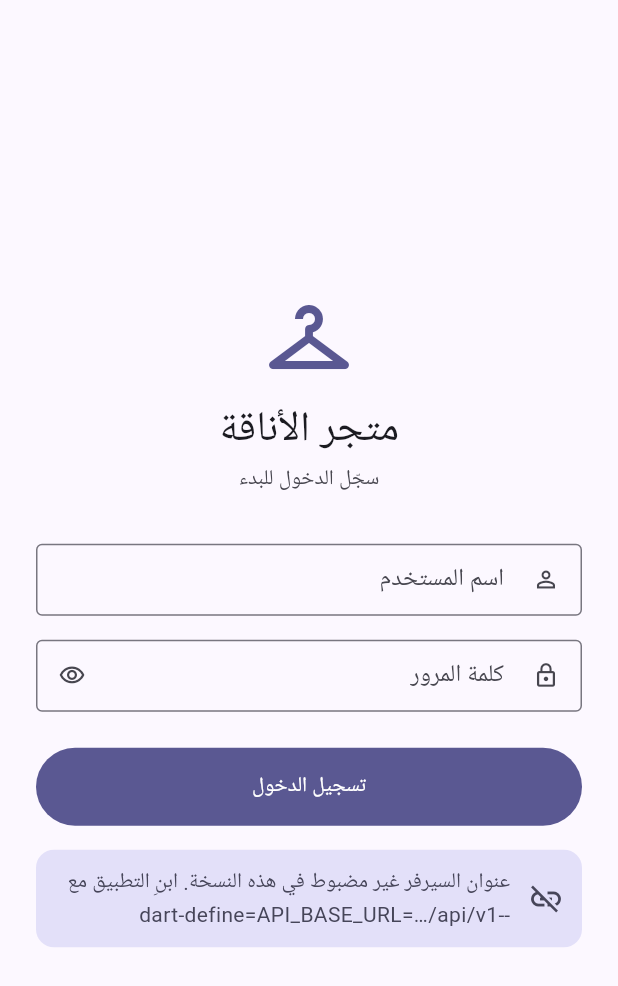
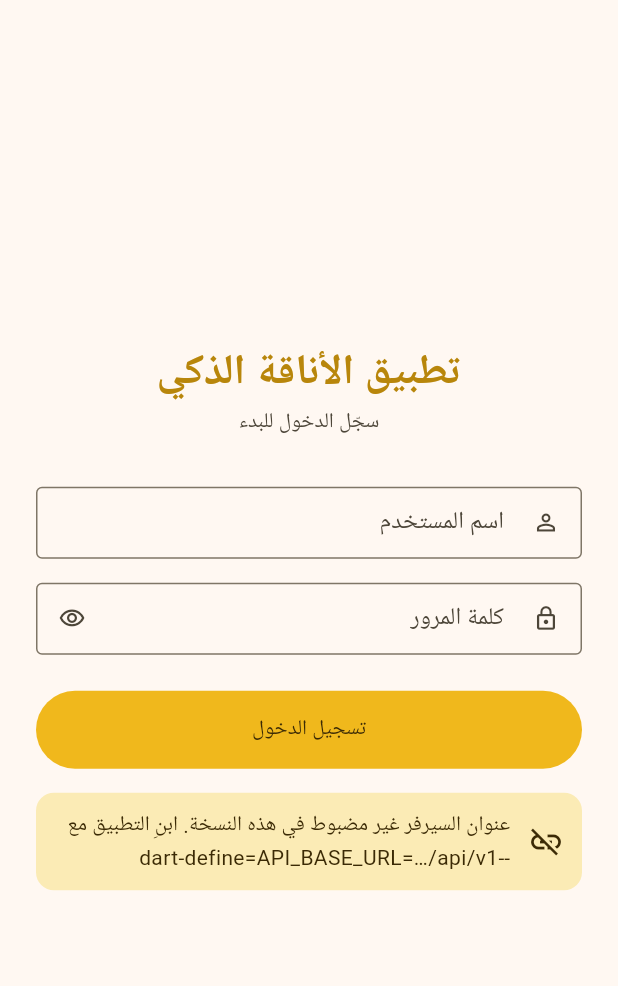
Before and after one commit to Baraaelh/Clothing-store_App, a Flutter app: the screen it shows after launch, on a phone screen of 412 x 824 dp. Shown: the top 986 px of the screen. Run offline on Flutter 3.47's test engine with Material 3 defaults, Android fonts, the phone set to English and light mode, and no system bars; our stand-ins replace connectivity_plus, dio, equatable, flutter_bloc, flutter_secure_storage, get_it and 1 more; accounts and stored records are empty.

Commit message:
feat(theme): yellow-gold brand colors matching the online store
- AppColors mirrors the storefront :root tokens: accent #F0B81C with dark
  text #3B2A05 on it (7.6:1), name gold #B8860B, small-text gold #94702F.
- Filled buttons, FAB, selected chips and navigation use the accent; text and
  outlined buttons and spinners use the darker gold, since yellow text is not
  readable on white.
- Login shows the app name in gold instead of a generic clothing icon.

Co-Authored-By: Claude Opus 5.5 <noreply@anthropic.com>
Claude-Session: https://claude.ai/code/session_01KtkFBkjS1KB7HStGRU224Y

```diff
--- a/lib/app/theme.dart
+++ b/lib/app/theme.dart
@@ -1,11 +1,37 @@
 import 'package:flutter/material.dart';
 
+/// ألوان الهوية، نفس متغيرات `:root` في المتجر الإلكتروني (live-store.css).
+abstract final class AppColors {
+  /// الأصفر الذهبي الأساسي: الأزرار والعناصر المختارة.
+  static const accent = Color(0xFFF0B81C);
+  static const accentLight = Color(0xFFF8D548);
+
+  /// لون الضغط/التمرير على الأصفر.
+  static const accentDark = Color(0xFFDCA312);
+
+  /// الكلام فوق الأصفر (تباين 7.6:1).
+  static const onAccent = Color(0xFF3B2A05);
+
+  /// اسم المتجر/التطبيق (ذهبي أفتح ينقرأ على الأبيض بخط كبير).
+  static const brandName = Color(0xFFB8860B);
+
+  /// الذهبي الغامق للكلام الملوّن الصغير على الأبيض (أسعار، روابط).
+  static const brand = Color(0xFF94702F);
+}
+
 abstract final class AppTheme {
-  /// اللون الأساسي للمتجر (royal indigo).
-  static const Color brand = Color(0xFF4F46E5);
-
   static ThemeData get light {
-    final scheme = ColorScheme.fromSeed(seedColor: brand);
+    final scheme = ColorScheme.fromSeed(
+      seedColor: AppColors.accent,
+      primary: AppColors.accent,
+      onPrimary: AppColors.onAccent,
+      primaryContainer: const Color(0xFFFBEBB5),
+      onPrimaryContainer: AppColors.onAccent,
+      secondary: AppColors.brand,
+      onSecondary: Colors.white,
+      secondaryContainer: const Color(0xFFFBEBB5),
+      onSecondaryContainer: AppColors.onAccent,
+    );
     return ThemeData(
       colorScheme: scheme,
       useMaterial3: true,
@@ -13,6 +39,14 @@ abstract final class AppTheme {
       appBarTheme: AppBarTheme(backgroundColor: scheme.surface, centerTitle: false),
       inputDecorationTheme: const InputDecorationTheme(border: OutlineInputBorder(), isDense: true),
       cardTheme: const CardThemeData(margin: EdgeInsets.zero),
+      // الأزرار المحددة (TextButton/OutlinedButton) بالذهبي الغامق: الأصفر لا ينقرأ ككلام على الأبيض.
+      textButtonTheme: TextButtonThemeData(style: TextButton.styleFrom(foregroundColor: AppColors.brand)),
+      outlinedButtonTheme: OutlinedButtonThemeData(style: OutlinedButton.styleFrom(foregroundColor: AppColors.brand)),
+      progressIndicatorTheme: const ProgressIndicatorThemeData(color: AppColors.brand),
+      floatingActionButtonTheme: const FloatingActionButtonThemeData(
+        backgroundColor: AppColors.accent,
+        foregroundColor: AppColors.onAccent,
+      ),
     );
   }
 }
--- a/lib/core/widgets/sync_indicator.dart
+++ b/lib/core/widgets/sync_indicator.dart
@@ -13,7 +13,7 @@ class SyncIndicator extends StatelessWidget {
     return BlocBuilder<SyncCubit, SyncState>(
       builder: (context, state) {
         final (icon, color) = switch (state) {
-          SyncState(isSyncing: true) => (Icons.sync, Theme.of(context).colorScheme.primary),
+          SyncState(isSyncing: true) => (Icons.sync, Theme.of(context).colorScheme.secondary),
           SyncState(reviewCount: > 0) => (Icons.sync_problem, Colors.red),
           SyncState(isOnline: false) => (Icons.cloud_off, Colors.grey),
           SyncState(pendingCount: > 0) => (Icons.cloud_upload_outlined, Colors.orange),
--- a/lib/features/auth/presentation/pages/login_page.dart
+++ b/lib/features/auth/presentation/pages/login_page.dart
@@ -1,6 +1,7 @@
 import 'package:flutter/material.dart';
 import 'package:flutter_bloc/flutter_bloc.dart';
 
+import '../../../../app/theme.dart';
 import '../../../../core/config/api_config.dart';
 import '../cubit/auth_cubit.dart';
 
@@ -44,9 +45,14 @@ class _LoginPageState extends State<LoginPage> {
                     child: Column(
                       crossAxisAlignment: CrossAxisAlignment.stretch,
                       children: [
-                        Icon(Icons.checkroom, size: 64, color: theme.colorScheme.primary),
-                        const SizedBox(height: 12),
-                        Text('متجر الأناقة', textAlign: TextAlign.center, style: theme.textTheme.headlineMedium),
+                        Text(
+                          'تطبيق الأناقة الذكي',
+                          textAlign: TextAlign.center,
+                          style: theme.textTheme.headlineMedium?.copyWith(
+                            fontWeight: FontWeight.w700,
+                            color: AppColors.brandName,
+                          ),
+                        ),
                         const SizedBox(height: 4),
                         Text(
                           'سجّل الدخول للبدء',
```
